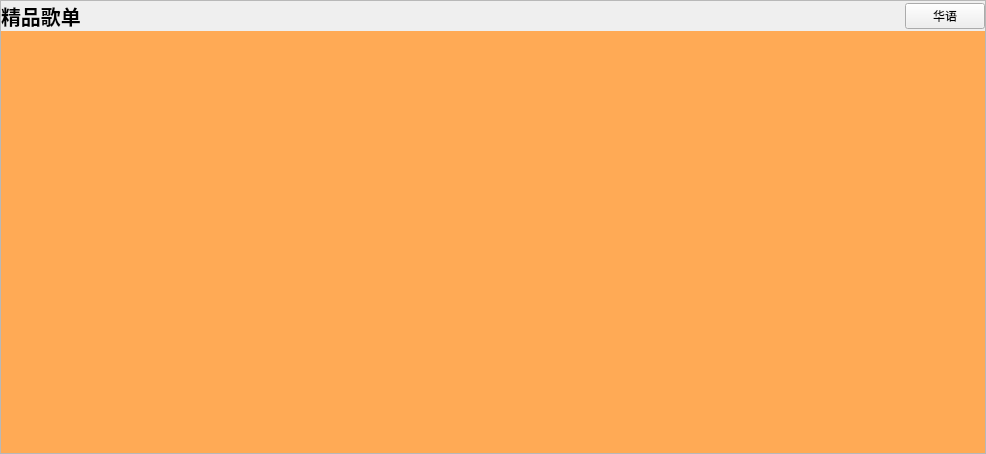
The window that RecommendPlaylist/recommendplaylist.ui (NanCity/Qt-ffmpeg) describes before a commit, drawn with Qt 5.
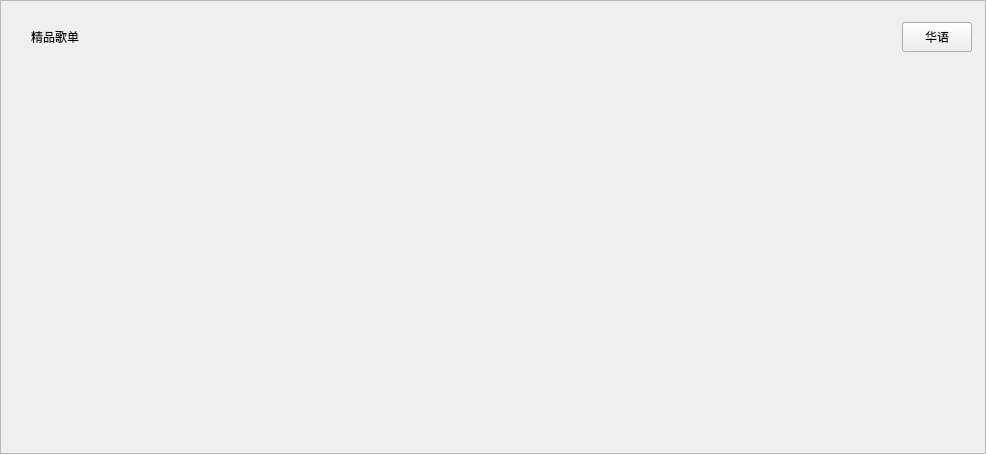
The same window after the commit. The open tabs and pages were chosen to show the change. Icons and pictures are not drawn.

Diff of the .ui file:
```diff
--- a/RecommendPlaylist/recommendplaylist.ui
+++ b/RecommendPlaylist/recommendplaylist.ui
@@ -299,6 +299,9 @@
        </property>
        <item row="0" column="0">
         <widget class="QScrollArea" name="scrollArea_2">
+         <property name="sizeAdjustPolicy">
+          <enum>QAbstractScrollArea::AdjustToContents</enum>
+         </property>
          <property name="widgetResizable">
           <bool>true</bool>
          </property>
@@ -317,38 +320,32 @@
             <verstretch>0</verstretch>
            </sizepolicy>
           </property>
-          <layout class="QGridLayout" name="gridLayout_5">
-           <property name="leftMargin">
-            <number>0</number>
+          <widget class="QWidget" name="layoutWidget">
+           <property name="geometry">
+            <rect>
+             <x>30</x>
+             <y>20</y>
+             <width>941</width>
+             <height>32</height>
+            </rect>
            </property>
-           <property name="topMargin">
-            <number>0</number>
-           </property>
-           <property name="rightMargin">
-            <number>0</number>
-           </property>
-           <property name="bottomMargin">
-            <number>0</number>
-           </property>
-           <property name="spacing">
-            <number>0</number>
-           </property>
-           <item row="0" column="0">
             <layout class="QHBoxLayout" name="horizontalLayout_3">
+            <property name="spacing">
+             <number>0</number>
+            </property>
              <item>
               <widget class="QLabel" name="label">
-               <property name="maximumSize">
+              <property name="minimumSize">
                 <size>
-                 <width>16777215</width>
+                <width>120</width>
                  <height>30</height>
                 </size>
                </property>
-               <property name="font">
-                <font>
-                 <pointsize>15</pointsize>
-                 <weight>75</weight>
-                 <bold>true</bold>
-                </font>
+              <property name="maximumSize">
+               <size>
+                <width>120</width>
+                <height>30</height>
+               </size>
                </property>
                <property name="text">
                 <string>精品歌单</string>
@@ -370,27 +367,25 @@
              </item>
              <item>
               <widget class="QPushButton" name="pushButton_2">
+              <property name="minimumSize">
+               <size>
+                <width>70</width>
+                <height>30</height>
+               </size>
+              </property>
+              <property name="maximumSize">
+               <size>
+                <width>70</width>
+                <height>30</height>
+               </size>
+              </property>
                <property name="text">
                 <string>华语</string>
                </property>
               </widget>
              </item>
             </layout>
-           </item>
-           <item row="1" column="0">
-            <widget class="QWidget" name="Bout_widget" native="true">
-             <property name="sizePolicy">
-              <sizepolicy hsizetype="Preferred" vsizetype="Minimum">
-               <horstretch>0</horstretch>
-               <verstretch>0</verstretch>
-              </sizepolicy>
-             </property>
-             <property name="styleSheet">
-              <string notr="true">background-color: rgb(255, 170, 85);</string>
-             </property>
-            </widget>
-           </item>
-          </layout>
+          </widget>
          </widget>
         </widget>
        </item>
```
Left out of the diff: 2 changed lines with no effect on the pictures. Lines whose indentation alone changed are shown as unchanged.
